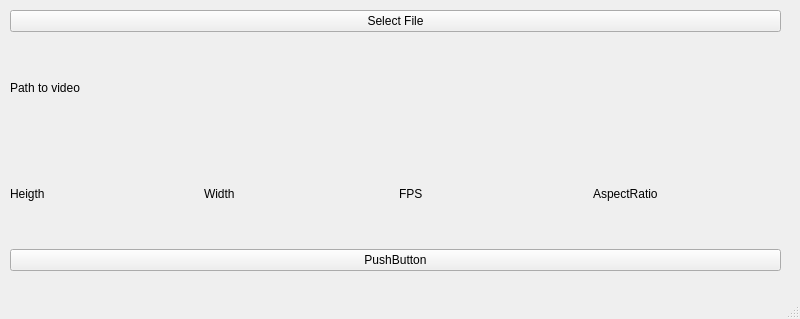
Above: mainwindow.ui from kot-proger/graph_kurs before the change. Below: the same form after it.
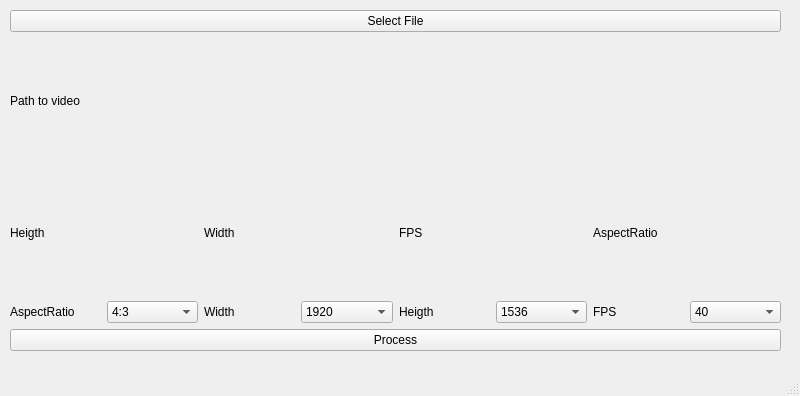
That is the form after the change.

Diff of the .ui file:
```diff
--- a/mainwindow.ui
+++ b/mainwindow.ui
@@ -7,7 +7,7 @@
     <x>0</x>
     <y>0</y>
     <width>800</width>
-    <height>319</height>
+    <height>396</height>
    </rect>
   </property>
   <property name="sizePolicy">
@@ -26,7 +26,7 @@
       <x>10</x>
       <y>10</y>
       <width>771</width>
-      <height>261</height>
+      <height>341</height>
      </rect>
     </property>
     <layout class="QVBoxLayout" name="verticalLayout">
@@ -76,12 +76,80 @@
        </item>
       </layout>
      </item>
+     <item>
+      <layout class="QHBoxLayout" name="horizontalLayout_3">
+       <item>
+        <widget class="QLabel" name="aspect_label_2">
+         <property name="text">
+          <string>AspectRatio</string>
+         </property>
+        </widget>
+       </item>
+       <item>
+        <widget class="QComboBox" name="comboBox_3">
+         <item>
+          <property name="text">
+           <string>4:3</string>
+          </property>
+         </item>
+        </widget>
+       </item>
+       <item>
+        <widget class="QLabel" name="width_label_2">
+         <property name="text">
+          <string>Width</string>
+         </property>
+        </widget>
+       </item>
+       <item>
+        <widget class="QComboBox" name="comboBox">
+         <item>
+          <property name="text">
+           <string>1920</string>
+          </property>
+         </item>
+        </widget>
+       </item>
+       <item>
+        <widget class="QLabel" name="Heigth_label_2">
+         <property name="text">
+          <string>Heigth</string>
+         </property>
+        </widget>
+       </item>
+       <item>
+        <widget class="QComboBox" name="comboBox_2">
+         <item>
+          <property name="text">
+           <string>1536</string>
+          </property>
+         </item>
+        </widget>
+       </item>
+       <item>
+        <widget class="QLabel" name="FPS_label_2">
+         <property name="text">
+          <string>FPS</string>
+         </property>
+        </widget>
+       </item>
+       <item>
+        <widget class="QComboBox" name="comboBox_4">
+         <item>
+          <property name="text">
+           <string>40</string>
+          </property>
+         </item>
+        </widget>
+       </item>
+      </layout>
+     </item>
      <item>
       <layout class="QHBoxLayout" name="horizontalLayout">
        <item>
         <widget class="QPushButton" name="processBtn">
          <property name="text">
-          <string>PushButton</string>
+          <string>Process</string>
          </property>
         </widget>
        </item>
```
